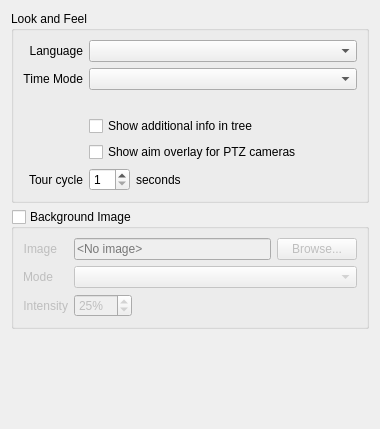
networkoptix/nx_open, file vms/client/nx_vms_client_desktop/src/ui/widgets/local_settings/look_and_feel_preferences_widget.ui: the form before one commit.
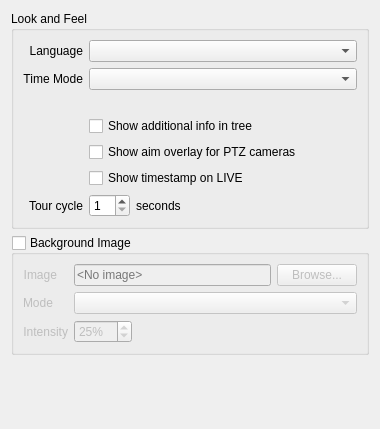
The form after the commit. Custom widgets are drawn as their Qt base class.

Commit message: VMS-41867: Client: Add local setting to show timestamp instead of LIVE

```diff
--- a/vms/client/nx_vms_client_desktop/src/ui/widgets/local_settings/look_and_feel_preferences_widget.ui
+++ b/vms/client/nx_vms_client_desktop/src/ui/widgets/local_settings/look_and_feel_preferences_widget.ui
@@ -39,7 +39,7 @@
         </property>
        </widget>
       </item>
-      <item row="5" column="0">
+      <item row="6" column="0">
        <widget class="nx::vms::client::desktop::LabelWithHint" name="tourCycleTimeLabel">
         <property name="sizePolicy">
          <sizepolicy hsizetype="Preferred" vsizetype="Preferred">
@@ -137,7 +137,7 @@
         </item>
        </layout>
       </item>
-      <item row="5" column="1">
+      <item row="6" column="1">
        <layout class="QHBoxLayout" name="horizontalLayout_4" stretch="0,1">
         <item>
          <widget class="QSpinBox" name="tourCycleTimeSpinBox">
@@ -174,6 +174,19 @@
         </property>
        </widget>
       </item>
+      <item row="5" column="1">
+       <widget class="QCheckBox" name="showTimestampInsteadOnLiveCameraCheckBox">
+        <property name="sizePolicy">
+         <sizepolicy hsizetype="Maximum" vsizetype="Fixed">
+          <horstretch>0</horstretch>
+          <verstretch>0</verstretch>
+         </sizepolicy>
+        </property>
+        <property name="text">
+         <string>Show timestamp on LIVE</string>
+        </property>
+       </widget>
+      </item>
      </layout>
     </widget>
    </item>
```
The commit also changes 4 other files.
